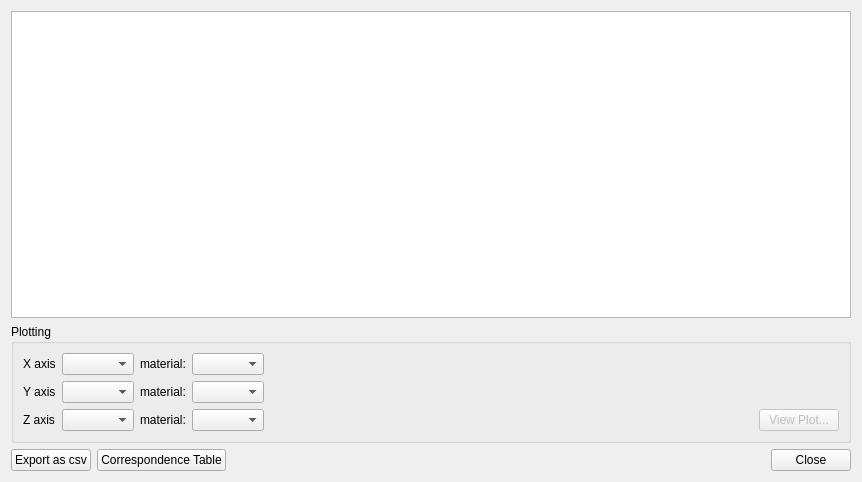
Old version of the form src/ui/results_dialog.ui in the repository LLNL/RASE.
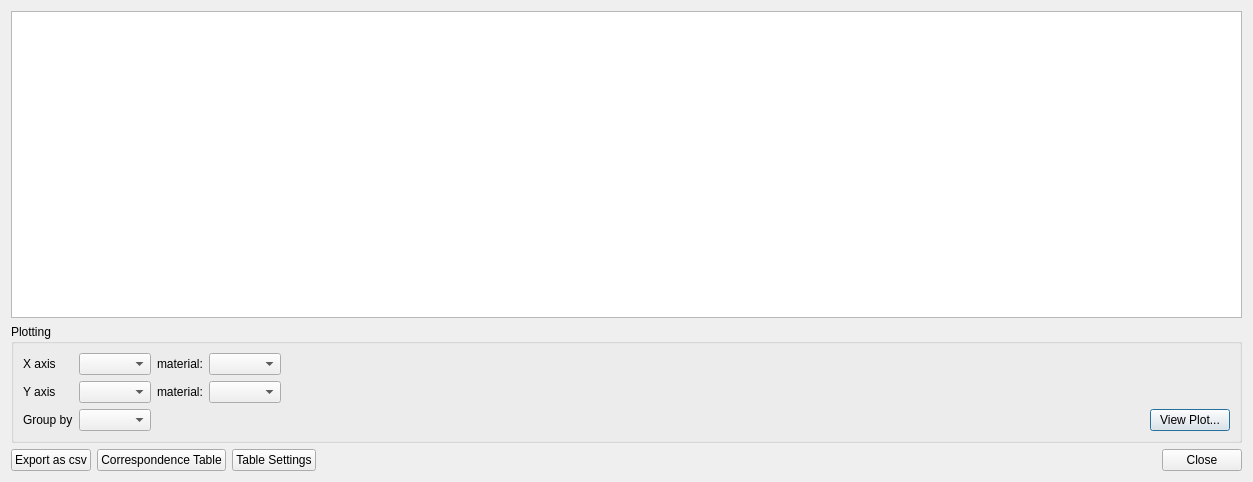
New version of the form.

What changed in the file:
```diff
--- a/src/ui/results_dialog.ui
+++ b/src/ui/results_dialog.ui
@@ -6,7 +6,7 @@
    <rect>
     <x>0</x>
     <y>0</y>
-    <width>862</width>
+    <width>1253</width>
     <height>482</height>
    </rect>
   </property>
@@ -15,7 +15,7 @@
   </property>
   <layout class="QGridLayout" name="gridLayout_2">
    <item row="0" column="0">
-    <widget class="QTableWidget" name="tblResults">
+    <widget class="QTableView" name="tblResView">
      <property name="editTriggers">
       <set>QAbstractItemView::NoEditTriggers</set>
      </property>
@@ -40,13 +40,6 @@
         </property>
        </widget>
       </item>
-      <item row="2" column="2">
-       <widget class="QLabel" name="txtZmat">
-        <property name="text">
-         <string>material:</string>
-        </property>
-       </widget>
-      </item>
       <item row="0" column="4">
        <spacer name="horizontalSpacer_4">
         <property name="orientation">
@@ -79,7 +72,7 @@
       <item row="2" column="0">
        <widget class="QLabel" name="label_3">
         <property name="text">
-         <string>Z axis</string>
+         <string>Group by</string>
         </property>
        </widget>
       </item>
@@ -113,9 +106,6 @@
       <item row="1" column="1">
        <widget class="QComboBox" name="cmbYaxis"/>
       </item>
-      <item row="2" column="3">
-       <widget class="QComboBox" name="cmbZmat"/>
-      </item>
       <item row="2" column="4">
        <spacer name="horizontalSpacer">
         <property name="orientation">
@@ -132,7 +122,7 @@
       <item row="2" column="5">
        <widget class="QPushButton" name="btnViewPlot">
         <property name="enabled">
-         <bool>false</bool>
+         <bool>true</bool>
         </property>
         <property name="text">
          <string>View Plot...</string>
@@ -158,6 +148,13 @@
        </property>
       </widget>
      </item>
+     <item>
+      <widget class="QPushButton" name="btnSettings">
+       <property name="text">
+        <string>Table Settings</string>
+       </property>
+      </widget>
+     </item>
      <item>
       <spacer name="horizontalSpacer_3">
        <property name="orientation">
```
